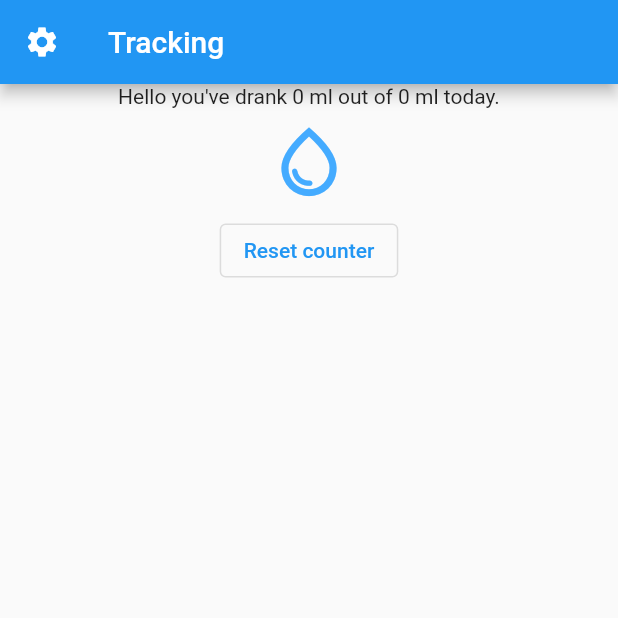
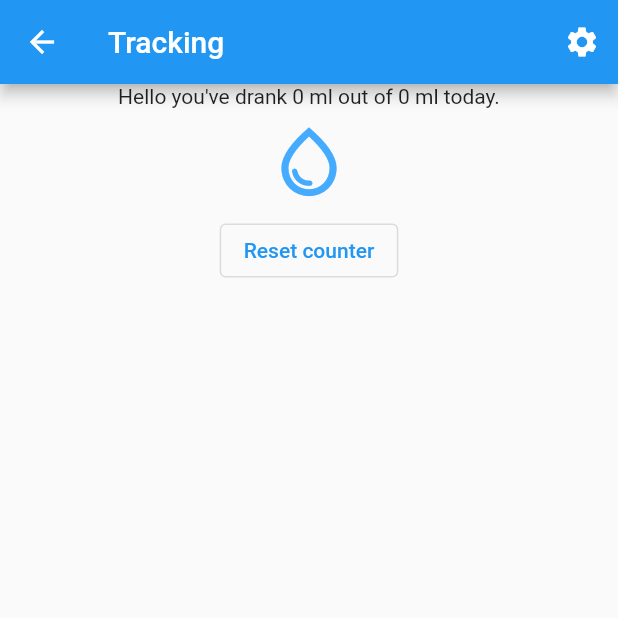
Before and after one commit to lacgondi/WaterTracker-app, a Flutter app: the Tracking screen opened by its route, on a phone screen of 412 x 824 dp, the top half of it. Run offline on Flutter 3.47's test engine with Material 2 defaults, Android fonts, the phone set to English and light mode, and no system bars; our stand-ins replace shared_preferences, splashscreen; accounts and stored records are empty.

Commit message:
Move settings button from the left to the right

```diff
--- a/lib/tracking.dart
+++ b/lib/tracking.dart
@@ -84,7 +84,7 @@ class TrackingState extends State<Tracking> {
     return Scaffold(
       appBar: AppBar(
         title: Text('Tracking'),
-        leading: _buildSettingsButton(),
+        actions: <Widget>[_buildSettingsButton()],
       ),
       body: _buildColumn(goal, containerSize),
     );
```
